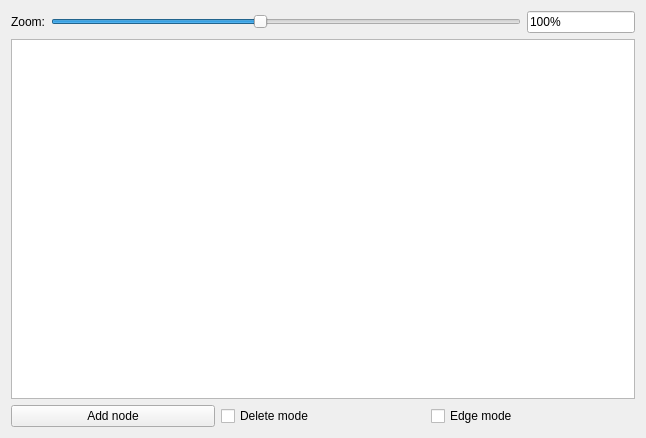
Qt form Sources/CourseUnitViewer/courseunitviewer.ui (timattt/Cognitia-II) before a commit.
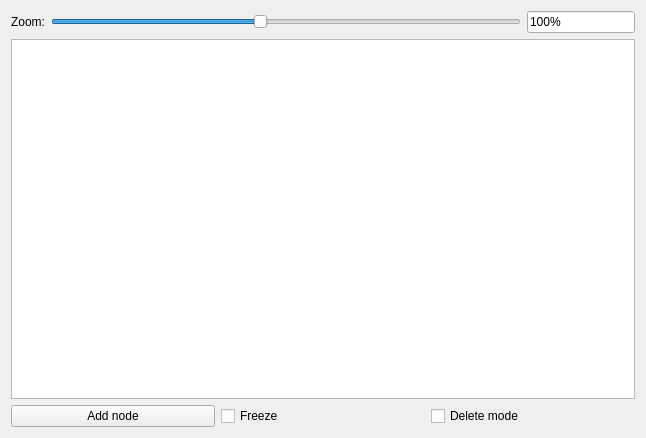
The same form after that commit.

Patch:
```diff
--- a/Sources/CourseUnitViewer/courseunitviewer.ui
+++ b/Sources/CourseUnitViewer/courseunitviewer.ui
@@ -70,14 +70,14 @@
      <item>
       <widget class="QCheckBox" name="checkBox">
        <property name="text">
-        <string>Delete mode</string>
+        <string>Freeze</string>
        </property>
       </widget>
      </item>
      <item>
       <widget class="QCheckBox" name="checkBox_2">
        <property name="text">
-        <string>Edge mode</string>
+        <string>Delete mode</string>
        </property>
       </widget>
      </item>
```
Left out of the diff: 4 changed lines with no effect on the pictures.
